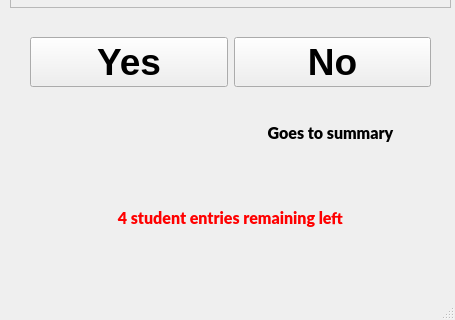
Old version of the form CS II - Project 1 - Marvin Bakar/gui.ui in the repository m-bakar-0/CS-II----Project--1---Marvin-Bakar; both pictures show x 0 to 455 and y 480 to 800 of the 455 by 800 pixel window.
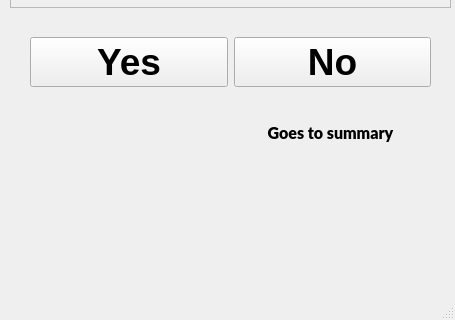
New version of the form. The open tabs and pages were chosen to show the change. Icons and pictures are not drawn.

What changed in the file:
```diff
--- a/CS II - Project 1 - Marvin Bakar/gui.ui
+++ b/CS II - Project 1 - Marvin Bakar/gui.ui
@@ -3898,40 +3898,6 @@
         <set>Qt::AlignCenter</set>
        </property>
       </widget>
-      <widget class="QLabel" name="label_Scores_Entry_5_entries_remain_1">
-       <property name="enabled">
-        <bool>false</bool>
-       </property>
-       <property name="geometry">
-        <rect>
-         <x>10</x>
-         <y>660</y>
-         <width>441</width>
-         <height>21</height>
-        </rect>
-       </property>
-       <property name="font">
-        <font>
-         <family>Lato Black</family>
-         <pointsize>12</pointsize>
-         <weight>75</weight>
-         <italic>false</italic>
-         <bold>true</bold>
-        </font>
-       </property>
-       <property name="autoFillBackground">
-        <bool>false</bool>
-       </property>
-       <property name="styleSheet">
-        <string notr="true">color: red;</string>
-       </property>
-       <property name="text">
-        <string>4 student entries remaining left</string>
-       </property>
-       <property name="alignment">
-        <set>Qt::AlignCenter</set>
-       </property>
-      </widget>
      </widget>
     </widget>
     <widget class="QWidget" name="Home_No_Welcome">
```
